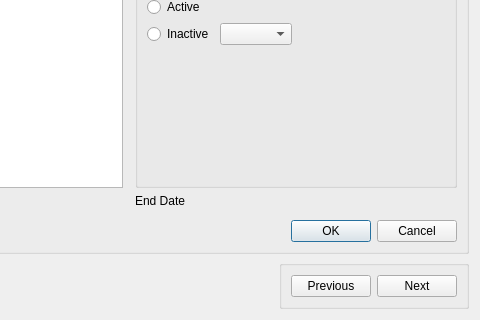
Old version of the form app_new/frmminorstrata.ui in the repository doublebyte1/app_solution; both pictures show x 231 to 711 and y 295 to 615 of the 711 by 615 pixel window.
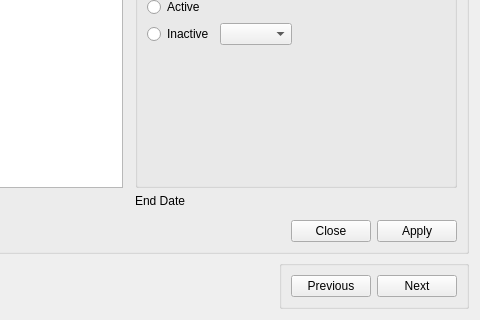
New version of the form. Icons and pictures are not drawn. Custom widgets are drawn as their Qt base class.

The edit to the form file:
```diff
--- a/app_new/frmminorstrata.ui
+++ b/app_new/frmminorstrata.ui
@@ -187,7 +187,7 @@
       <item row="4" column="4">
        <widget class="QDialogButtonBox" name="buttonBox">
         <property name="standardButtons">
-         <set>QDialogButtonBox::Cancel|QDialogButtonBox::Ok</set>
+         <set>QDialogButtonBox::Apply|QDialogButtonBox::Close</set>
         </property>
        </widget>
       </item>
```
Left out of the diff: 44 changed lines with no effect on the pictures.
